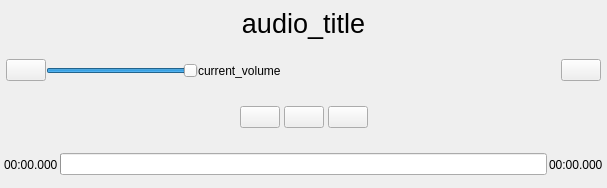
Above: audioorbitcontroller.ui from xiangCaO233/XPlayer before the change. Below: the same form after it.
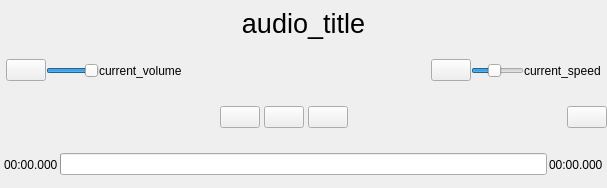
That is the form after the change. Icons and pictures are not drawn. Custom widgets are drawn as their Qt base class.

```diff
--- a/audioorbitcontroller.ui
+++ b/audioorbitcontroller.ui
@@ -164,14 +164,64 @@
        </spacer>
       </item>
       <item>
-       <widget class="QPushButton" name="audio_info_button">
-        <property name="text">
-         <string/>
-        </property>
-        <property name="icon">
-         <iconset resource="resources.qrc">
-          <normaloff>:/svg/svgs/settings.svg</normaloff>:/svg/svgs/settings.svg</iconset>
-        </property>
+       <widget class="QWidget" name="speed_controller" native="true">
+        <layout class="QHBoxLayout" name="horizontalLayout_6">
+         <property name="spacing">
+          <number>0</number>
+         </property>
+         <property name="leftMargin">
+          <number>0</number>
+         </property>
+         <property name="topMargin">
+          <number>0</number>
+         </property>
+         <property name="rightMargin">
+          <number>0</number>
+         </property>
+         <property name="bottomMargin">
+          <number>0</number>
+         </property>
+         <item>
+          <widget class="QPushButton" name="reset_speed_button">
+           <property name="text">
+            <string/>
+           </property>
+           <property name="icon">
+            <iconset resource="resources.qrc">
+             <normaloff>:/svg/svgs/speed.svg</normaloff>:/svg/svgs/speed.svg</iconset>
+           </property>
+           <property name="iconSize">
+            <size>
+             <width>24</width>
+             <height>24</height>
+            </size>
+           </property>
+          </widget>
+         </item>
+         <item>
+          <widget class="QSlider" name="speed_slider">
+           <property name="minimum">
+            <number>25</number>
+           </property>
+           <property name="maximum">
+            <number>200</number>
+           </property>
+           <property name="value">
+            <number>100</number>
+           </property>
+           <property name="orientation">
+            <enum>Qt::Orientation::Horizontal</enum>
+           </property>
+          </widget>
+         </item>
+         <item>
+          <widget class="QLabel" name="current_speed_label">
+           <property name="text">
+            <string>current_speed</string>
+           </property>
+          </widget>
+         </item>
+        </layout>
        </widget>
       </item>
      </layout>
@@ -275,6 +325,17 @@
         </property>
        </spacer>
       </item>
+      <item>
+       <widget class="QPushButton" name="audio_settings">
+        <property name="text">
+         <string/>
+        </property>
+        <property name="icon">
+         <iconset resource="resources.qrc">
+          <normaloff>:/svg/svgs/settings.svg</normaloff>:/svg/svgs/settings.svg</iconset>
+        </property>
+       </widget>
+      </item>
      </layout>
     </widget>
    </item>
```
Left out of the diff: 10 changed lines with no effect on the pictures.
